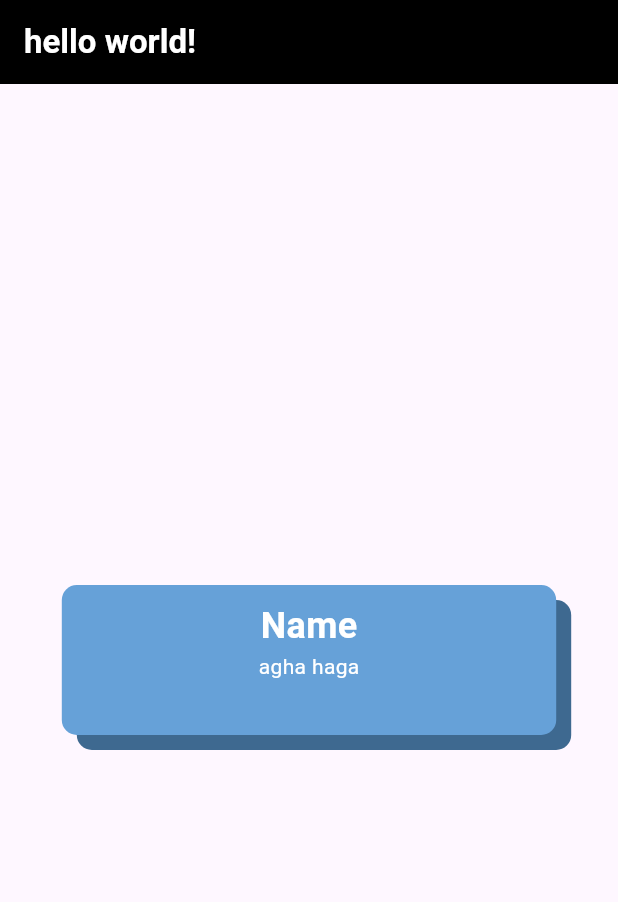
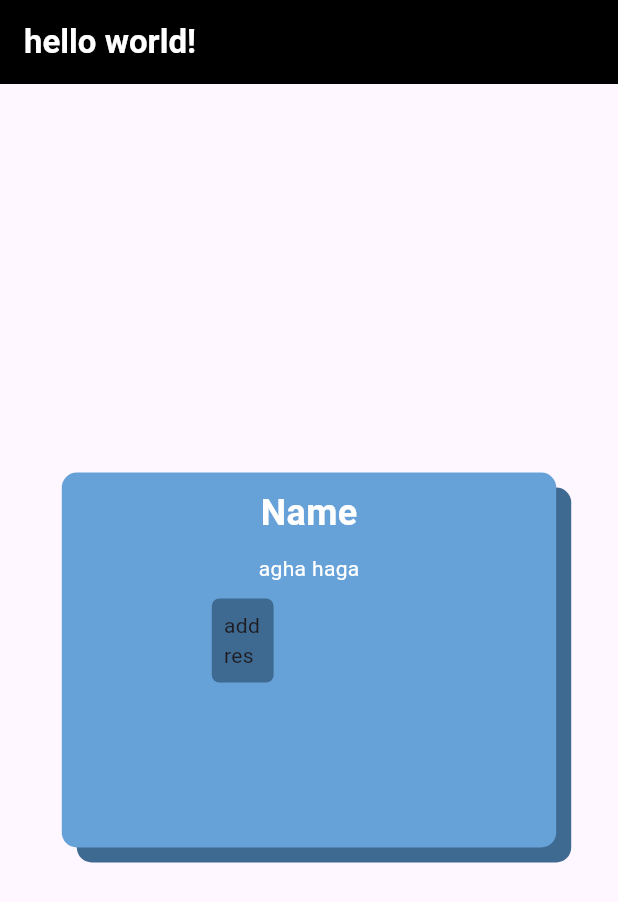
Before and after one commit to Gha211th/Profile-Card-App, a Flutter app: the screen it shows after launch, on a phone screen of 412 x 824 dp. Shown: the top 902 px of the screen. Run offline on Flutter 3.47's test engine with Material 3 defaults, Android fonts, the phone set to English and light mode, and no system bars.

```diff
--- a/lib/profile.dart
+++ b/lib/profile.dart
@@ -19,7 +19,7 @@ class ProfileCard extends StatelessWidget {
           children: [
             Container(
               width: MediaQuery.of(context).size.width * 0.8,
-              height: 100,
+              height: 250,
               decoration: BoxDecoration(
                 color: Color.fromRGBO(102, 161, 216, 1),
                 boxShadow: [
@@ -35,7 +35,7 @@ class ProfileCard extends StatelessWidget {
               child: Column(
                 children: [
                   Padding(
-                    padding: const EdgeInsets.only(top: 10.0),
+                    padding: const EdgeInsets.symmetric(vertical: 10),
                     child: Text(
                       "Name",
                       style: TextStyle(
@@ -47,6 +47,29 @@ class ProfileCard extends StatelessWidget {
                   ),
                   // SizedBox(height: EdgeInsets.only()),
                   Text("agha haga", style: TextStyle(color: Colors.white)),
+                  Row(
+                    children: <Widget>[
+                      Padding(
+                        padding: const EdgeInsets.only(left: 100.0, top: 10.0),
+                        child: Column(
+                          children: [
+                            Container(
+                              width: MediaQuery.of(context).size.width * 0.1,
+                              decoration: BoxDecoration(
+                                color: Color.fromRGBO(62, 105, 144, 1),
+                                borderRadius: BorderRadius.circular(5),
+                              ),
+                              child: Padding(
+                                padding: const EdgeInsets.all(8.0),
+                                child: Text("addres"),
+                              ),
+                            ),
+                          ],
+                        ),
+                      ),
+                      Column(),
+                    ],
+                  ),
                 ],
               ),
             ),
```
